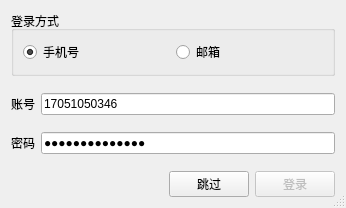
Above: login.ui from pluto0x0/ncmd before the change. Below: the same form after it.
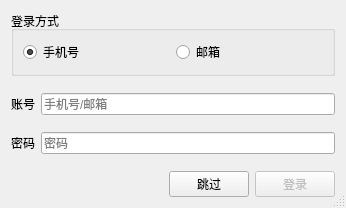
That is the form after the change.

Patch:
```diff
--- a/login.ui
+++ b/login.ui
@@ -71,7 +71,7 @@
      <item>
       <widget class="QLineEdit" name="actEdit">
        <property name="text">
-        <string>17051050346</string>
+        <string/>
        </property>
        <property name="placeholderText">
         <string>手机号/邮箱</string>
@@ -105,7 +105,7 @@
      <item>
       <widget class="QLineEdit" name="pwdEdit">
        <property name="text">
-        <string>54385462YZFbmh</string>
+        <string/>
        </property>
        <property name="echoMode">
         <enum>QLineEdit::Password</enum>
```
